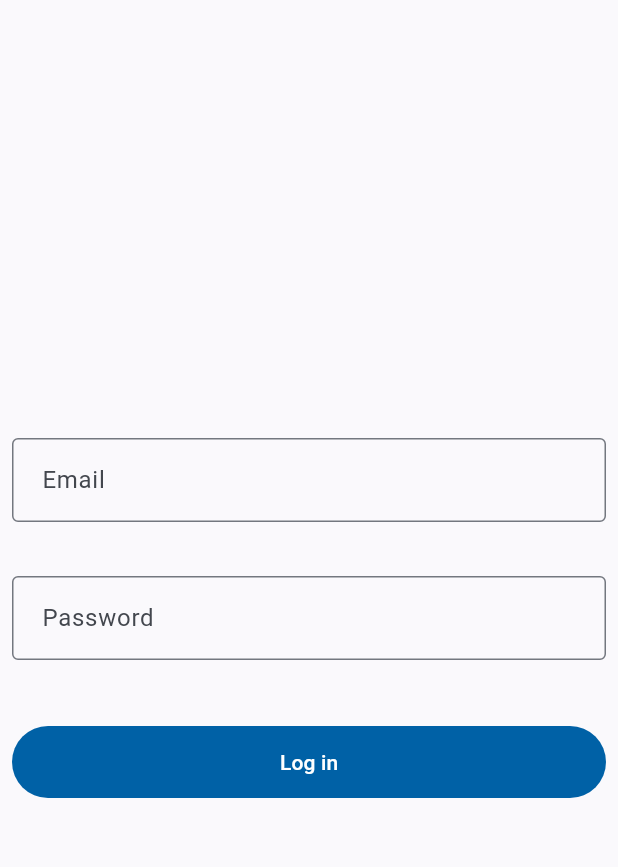
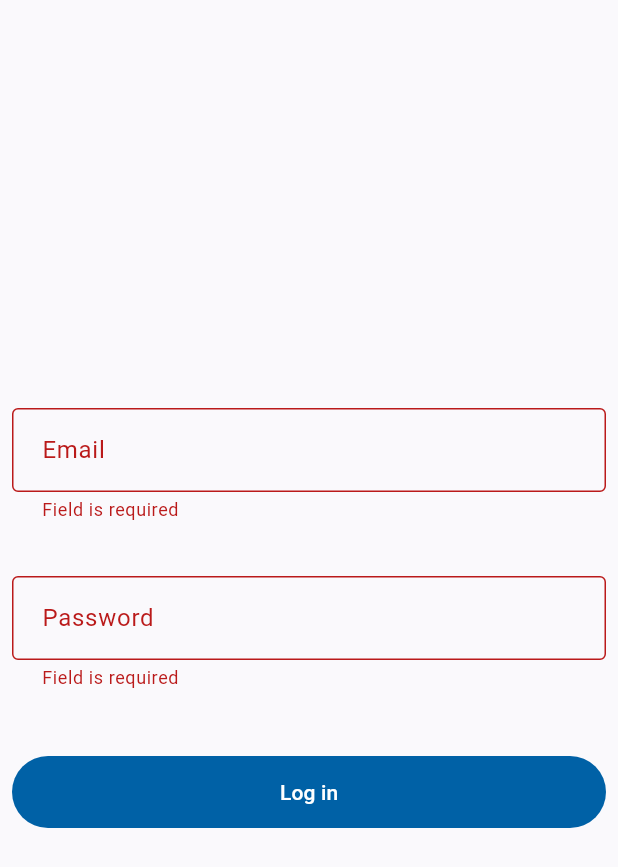
Before and after one commit to nikolaiMurga/lanars_demo, a Flutter app: the screen it shows after launch, after a tap on "Log in", on a phone screen of 412 x 824 dp. Shown: the top 867 px of the screen. Run offline on Flutter 3.47's test engine with Material 3 defaults, Android fonts, the phone set to English and light mode, and no system bars; our stand-ins replace dio, email_validator, equatable, flutter_bloc, flutter_secure_storage, fluttertoast and 1 more; generated files the repository leaves out were written again.

Commit message:
- implemented validation

```diff
--- a/lib/presentation/common/widgets/email_field.dart
+++ b/lib/presentation/common/widgets/email_field.dart
@@ -18,7 +18,6 @@ class EmailField extends StatelessWidget {
       cursorColor: Theme.of(context).primaryColor,
       style: const TextStyle(fontSize: 16, fontWeight: FontWeight.w400, height: 1.5),
       keyboardType: TextInputType.text,
-      // autovalidateMode: AutovalidateMode.onUserInteraction,
       onFieldSubmitted: onFieldSubmitted,
       validator: (value) => _validator(value),
       decoration: InputDecoration(
--- a/lib/presentation/common/widgets/password_text_field.dart
+++ b/lib/presentation/common/widgets/password_text_field.dart
@@ -4,12 +4,10 @@ import '../../../resources/app_strings.dart';
 class PasswordTextField extends StatelessWidget {
   final TextEditingController controller;
   final FocusNode focusNode;
-  // final ValueChanged<String>? onFieldSubmitted;
 
   const PasswordTextField({
     required this.controller,
     required this.focusNode,
-    // this.onFieldSubmitted,
     super.key,
   });
 
@@ -18,7 +16,6 @@ class PasswordTextField extends StatelessWidget {
     return TextFormField(
       controller: controller,
       style: const TextStyle(fontSize: 16, fontWeight: FontWeight.w400, height: 1.5),
-      autovalidateMode: AutovalidateMode.onUserInteraction,
       validator: (value) => _passwordValidator(value),
       focusNode: focusNode,
       onFieldSubmitted: (v) => focusNode.unfocus(),
--- a/lib/presentation/login/login_screen.dart
+++ b/lib/presentation/login/login_screen.dart
@@ -1,3 +1,4 @@
+import 'package:flutter/cupertino.dart';
 import 'package:flutter/material.dart';
 import 'package:lanars_demo/presentation/common/widgets/active_button.dart';
 import 'package:lanars_demo/presentation/common/widgets/email_field.dart';
@@ -19,6 +20,10 @@ class _LoginScreenState extends State<LoginScreen> {
   final _emailFocus = FocusNode();
   final _passFocus = FocusNode();
 
+  void checkValidation() {
+    if (_formKey.currentState!.validate()) {}
+  }
+
   @override
   Widget build(BuildContext context) {
     return Scaffold(
@@ -26,6 +31,7 @@ class _LoginScreenState extends State<LoginScreen> {
         padding: const EdgeInsets.all(8.0),
         child: Form(
           key: _formKey,
+          autovalidateMode: AutovalidateMode.onUserInteraction,
           child: Column(
             mainAxisAlignment: MainAxisAlignment.center,
             children: [
@@ -36,7 +42,7 @@ class _LoginScreenState extends State<LoginScreen> {
               ),
               Padding(
                 padding: const EdgeInsets.only(top: 44.0),
-                child: ActiveButton(onPressed: () {}, text: AppStrings.login, isActive: true),
+                child: ActiveButton(onPressed: () => checkValidation(), text: AppStrings.login, isActive: true),
               ),
             ],
           ),
```
